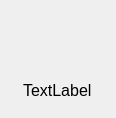
Old version of the form element.ui in the repository hmidani-abdelilah/myCloud-client.
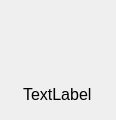
New version of the form.

```diff
--- a/element.ui
+++ b/element.ui
@@ -7,13 +7,19 @@
     <x>0</x>
     <y>0</y>
     <width>116</width>
-    <height>118</height>
+    <height>120</height>
    </rect>
   </property>
+  <property name="minimumSize">
+   <size>
+    <width>116</width>
+    <height>120</height>
+   </size>
+  </property>
   <property name="maximumSize">
    <size>
     <width>116</width>
-    <height>140</height>
+    <height>120</height>
    </size>
   </property>
   <property name="windowTitle">
@@ -54,14 +60,14 @@
       <widget class="QLabel" name="_icon">
        <property name="minimumSize">
         <size>
-         <width>50</width>
-         <height>50</height>
+         <width>60</width>
+         <height>60</height>
         </size>
        </property>
        <property name="maximumSize">
         <size>
-         <width>50</width>
-         <height>50</height>
+         <width>60</width>
+         <height>60</height>
         </size>
        </property>
        <property name="styleSheet">
```
